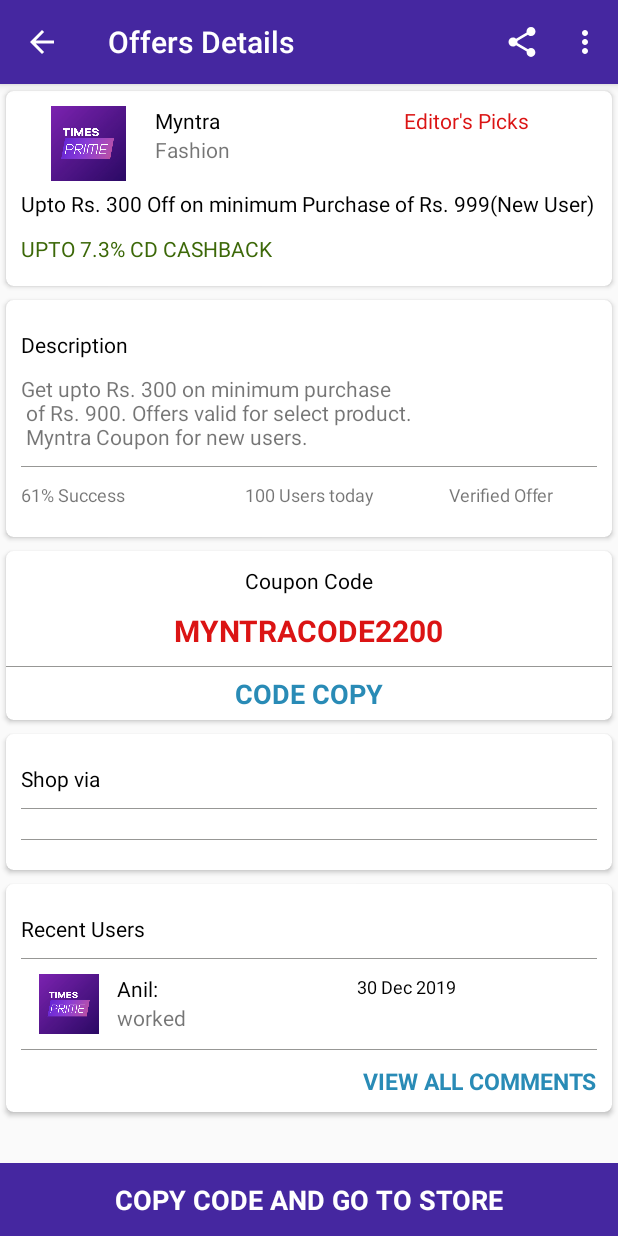
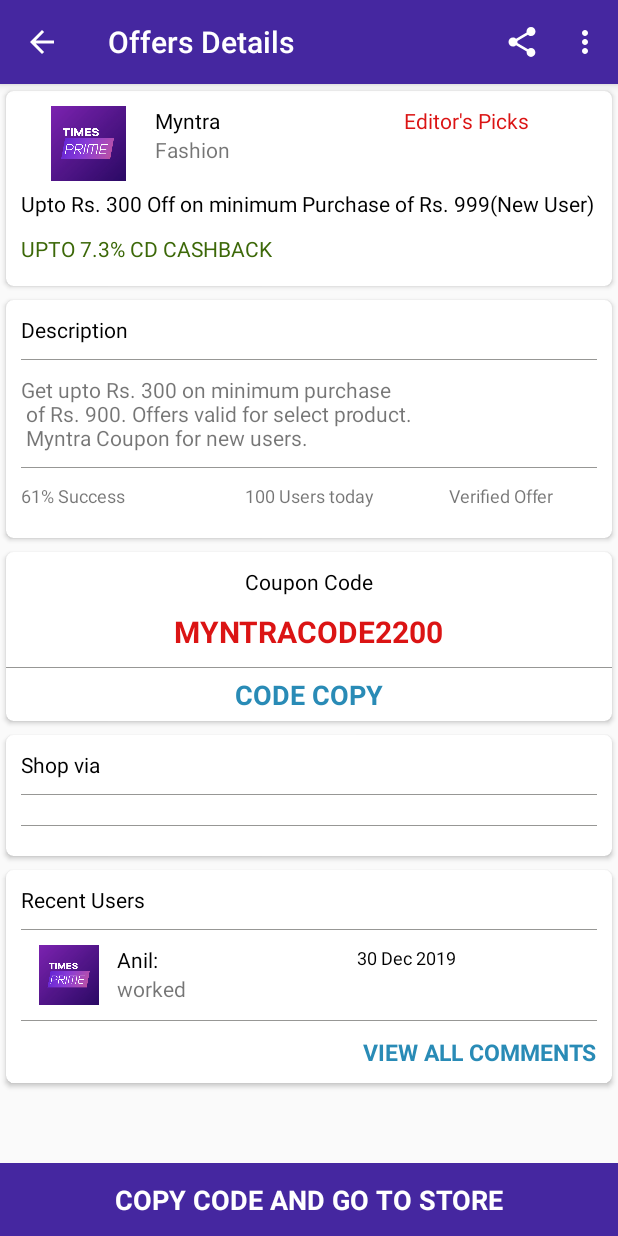
Before and after one commit to Kusum1192/CouponCafe, an Android app: the OffersDetailsActivity screen opened directly, with no data from a screen before it, on a phone screen of 412 x 824 dp. Run offline under Robolectric (Android 15) with nearby library versions, the phone set to English and light mode, and no system bars; our stand-ins replace Picasso, sdp/ssp sizes; pictures from the network do not load.

Commit message:
work on details page add api little bit change

```diff
--- a/app/src/main/res/layout/activity_offers_details.xml
+++ b/app/src/main/res/layout/activity_offers_details.xml
@@ -117,7 +117,6 @@
                         android:layout_height="wrap_content">
 
                         <TextView
-                            android:layout_marginTop="10dp"
                             android:layout_marginBottom="10dp"
                             android:textColor="@color/black"
                             android:text="Description"
@@ -134,7 +133,11 @@
                             android:layout_height="wrap_content"/>
 
                     </RelativeLayout>
-
+                    <View
+                        android:layout_marginBottom="10dp"
+                        android:background="@color/line_gray"
+                        android:layout_width="match_parent"
+                        android:layout_height="0.5dp"/>
 
                     <TextView
                         android:id="@+id/mItemDescription"
@@ -266,7 +269,6 @@
                     android:layout_height="wrap_content">
 
                     <TextView
-                        android:layout_marginTop="10dp"
                         android:layout_marginBottom="10dp"
                         android:textColor="@color/black"
                         android:text="Shop via"
@@ -387,7 +389,6 @@
                     android:layout_height="wrap_content">
 
                     <TextView
-                        android:layout_marginTop="10dp"
                         android:layout_marginBottom="10dp"
                         android:textColor="@color/black"
                         android:text="Recent Users"
```
